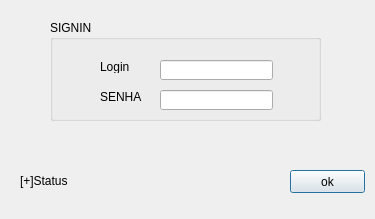
Qt form Mayko/projeto/login.ui (UnPComp2013/Grupo6) before a commit.
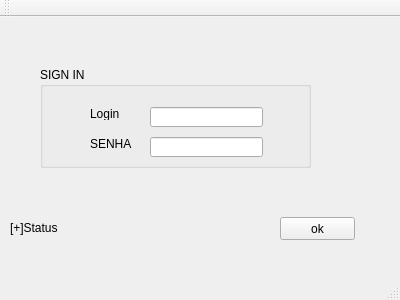
The same form after that commit.

The edit to the form file:
```diff
--- a/Mayko/projeto/login.ui
+++ b/Mayko/projeto/login.ui
@@ -1,24 +1,25 @@
 <?xml version="1.0" encoding="UTF-8"?>
 <ui version="4.0">
  <class>Login</class>
- <widget class="QDialog" name="Login">
+ <widget class="QMainWindow" name="Login">
   <property name="geometry">
    <rect>
     <x>0</x>
     <y>0</y>
-    <width>375</width>
-    <height>219</height>
+    <width>400</width>
+    <height>300</height>
    </rect>
   </property>
   <property name="windowTitle">
    <string>Dialog</string>
   </property>
+  <widget class="QWidget" name="centralWidget">
   <widget class="QLabel" name="label">
    <property name="geometry">
     <rect>
-     <x>20</x>
-     <y>160</y>
-     <width>241</width>
+      <x>10</x>
+      <y>190</y>
+      <width>231</width>
      <height>41</height>
     </rect>
    </property>
@@ -29,8 +30,8 @@
   <widget class="QPushButton" name="btn_ok">
    <property name="geometry">
     <rect>
-     <x>290</x>
-     <y>170</y>
+      <x>280</x>
+      <y>200</y>
      <width>75</width>
      <height>23</height>
     </rect>
@@ -42,14 +43,14 @@
   <widget class="QGroupBox" name="groupBox">
    <property name="geometry">
     <rect>
-     <x>50</x>
-     <y>20</y>
+      <x>40</x>
+      <y>50</y>
      <width>271</width>
      <height>101</height>
     </rect>
    </property>
    <property name="title">
-    <string>SIGNIN</string>
+     <string>SIGN IN</string>
    </property>
    <widget class="QLineEdit" name="ln_login">
     <property name="geometry">
@@ -83,6 +84,9 @@
       <height>20</height>
      </rect>
     </property>
+     <property name="echoMode">
+      <enum>QLineEdit::Password</enum>
+     </property>
    </widget>
    <widget class="QLabel" name="label_2">
     <property name="geometry">
@@ -99,6 +103,27 @@
    </widget>
   </widget>
  </widget>
+  <widget class="QMenuBar" name="menuBar">
+   <property name="geometry">
+    <rect>
+     <x>0</x>
+     <y>0</y>
+     <width>400</width>
+     <height>21</height>
+    </rect>
+   </property>
+  </widget>
+  <widget class="QToolBar" name="mainToolBar">
+   <attribute name="toolBarArea">
+    <enum>TopToolBarArea</enum>
+   </attribute>
+   <attribute name="toolBarBreak">
+    <bool>false</bool>
+   </attribute>
+  </widget>
+  <widget class="QStatusBar" name="statusBar"/>
+ </widget>
+ <layoutdefault spacing="6" margin="11"/>
  <resources/>
  <connections/>
 </ui>
```
Left out of the diff: 2 changed lines with no effect on the pictures. Lines whose indentation alone changed are shown as unchanged.
